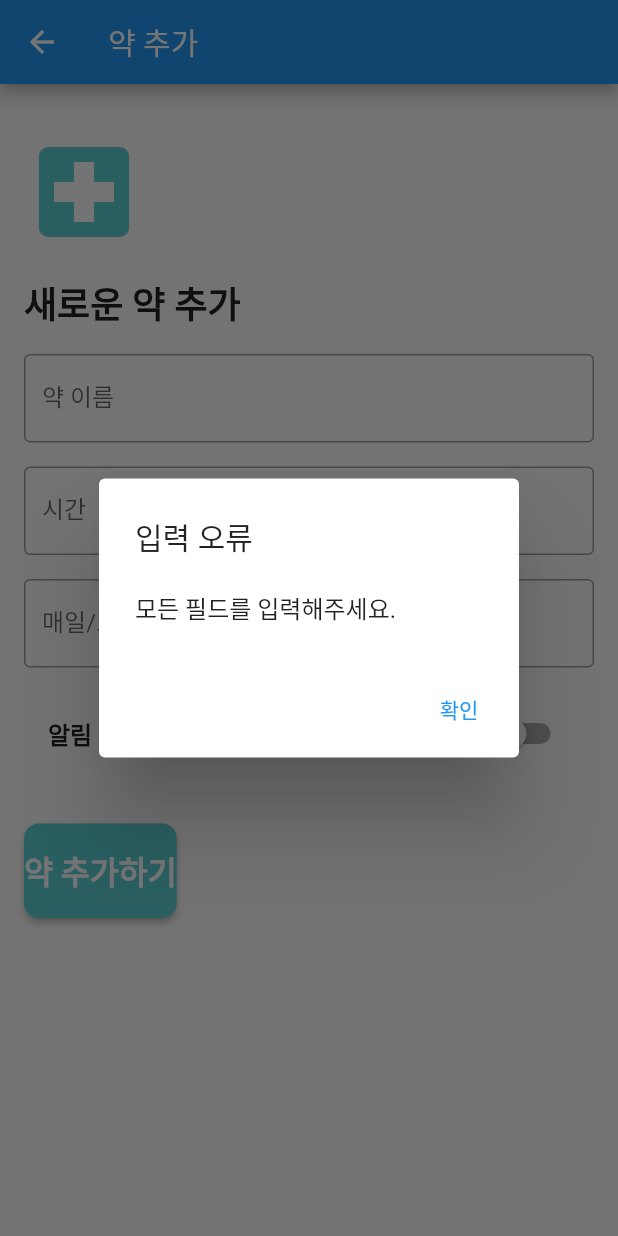
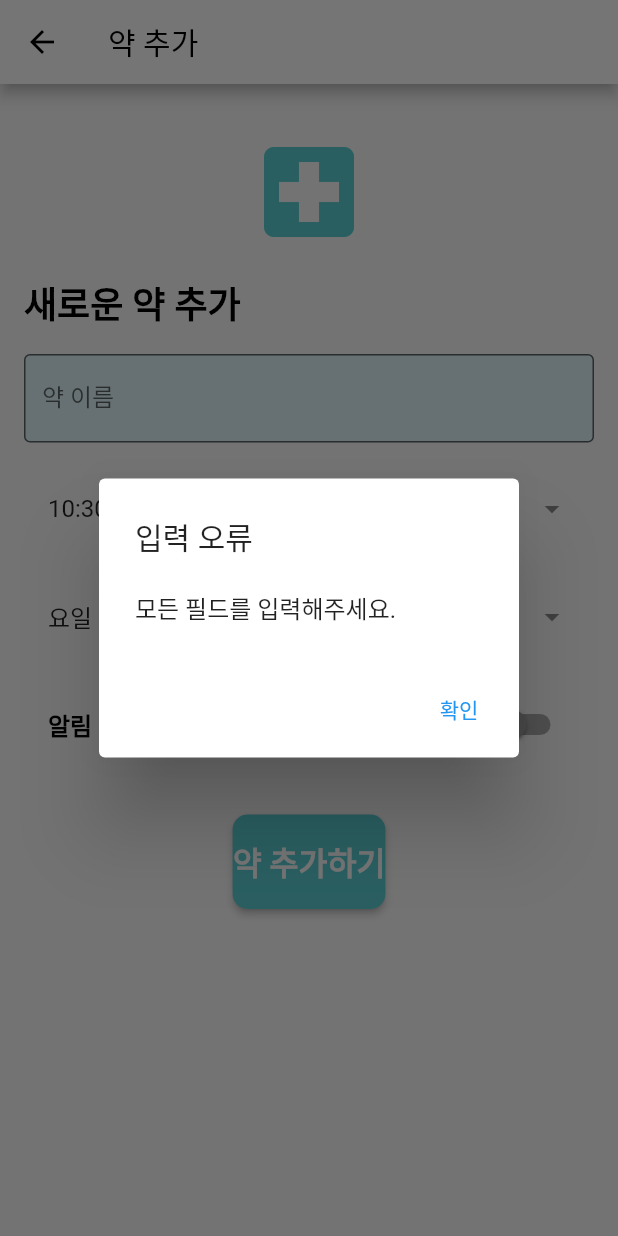
Before and after one commit to kumoh-lni/apayo-front, a Flutter app: the AddMedicationPage screen opened directly, after a tap on "약 추가하기", on a phone screen of 412 x 824 dp. Run offline on Flutter 3.47's test engine with Material 2 defaults, Android fonts, the phone set to English and light mode, and no system bars; our stand-ins replace google_maps_flutter, location.

Commit message:
0516, 복용약 추가 구현 완료

```diff
--- a/lib/alarm_page.dart
+++ b/lib/alarm_page.dart
@@ -6,10 +6,7 @@ class AlarmPage extends StatefulWidget {
 }
 
 class _AlarmPageState extends State<AlarmPage> {
-  List<Medication> medications = [
-    Medication('약 이름 1', '10:00', '매일', true),
-    Medication('약 이름 2', '14:30', '월,수,금', false),
-  ];
+  List<Medication> medications = [];
 
   @override
   Widget build(BuildContext context) {
@@ -143,6 +140,7 @@ class _AlarmPageState extends State<AlarmPage> {
             }
           },
           child: Icon(Icons.add),
+          backgroundColor: Color(0xff5CCFD4), // Change the color here
         ),
       ),
     );
@@ -272,26 +270,69 @@ class AddMedicationPage extends StatefulWidget {
 
 class _AddMedicationPageState extends State<AddMedicationPage> {
   String name = '';
-  String time = '';
-  String days = '';
+  TimeOfDay time = TimeOfDay.now();
+  List<String> days = [];
   bool isOn = false;
+
+  void selectTime(BuildContext context) async {
+    final TimeOfDay? picked = await showTimePicker(
+      context: context,
+      initialTime: TimeOfDay.now(),
+    );
+    if (picked != null && picked != time)
+      setState(() {
+        time = picked;
+      });
+  }
+
+  void selectDays(BuildContext context) {
+    showDialog(
+      context: context,
+      builder: (BuildContext context) {
+        return AlertDialog(
+          title: Text('요일 선택'),
+          content: MultiSelectChip(
+            allDays: ["월", "화", "수", "목", "금", "토", "일"],
+            selectedDays: days,
+            onSelectionChanged: (selectedList) {
+              setState(() {
+                days = selectedList;
+              });
+            },
+          ),
+          actions: [
+            TextButton(
+              onPressed: () {
+                Navigator.pop(context);
+              },
+              child: Text('확인'),
+            ),
+          ],
+        );
+      },
+    );
+  }
 
   @override
   Widget build(BuildContext context) {
     return Scaffold(
       appBar: AppBar(
-        title: Text('약 추가'),
+        title: Text('약 추가', style: TextStyle(color: Colors.black)),
+        backgroundColor: Colors.white,
+        iconTheme: IconThemeData(color: Colors.black),
       ),
-      body: Padding(
+      body: SingleChildScrollView(
         padding: EdgeInsets.all(16.0),
         child: Column(
           crossAxisAlignment: CrossAxisAlignment.start,
           children: [
             SizedBox(height: 16.0),
-            Icon(
+            Center(
+              child: Icon(
                 Icons.local_hospital,
                 size: 80.0,
                 color: Color(0xff5CCFD4),
+              ),
             ),
             SizedBox(height: 16.0),
             Text(
@@ -299,6 +340,7 @@ class _AddMedicationPageState extends State<AddMedicationPage> {
               style: TextStyle(
                 fontSize: 24.0,
                 fontWeight: FontWeight.bold,
+                color: Colors.black,
               ),
             ),
             SizedBox(height: 16.0),
@@ -311,31 +353,21 @@ class _AddMedicationPageState extends State<AddMedicationPage> {
               decoration: InputDecoration(
                 labelText: '약 이름',
                 border: OutlineInputBorder(),
+                fillColor: Color(0xffe0f7fa),
+                filled: true,
               ),
             ),
             SizedBox(height: 16.0),
-            TextField(
-              onChanged: (value) {
-                setState(() {
-                  time = value;
-                });
-              },
-              decoration: InputDecoration(
-                labelText: '시간',
-                border: OutlineInputBorder(),
-              ),
+            ListTile(
+              title: Text(time == null ? '시간 선택' : time.format(context)),
+              trailing: Icon(Icons.arrow_drop_down),
+              onTap: () => selectTime(context),
             ),
             SizedBox(height: 16.0),
-            TextField(
-              onChanged: (value) {
-                setState(() {
-                  days = value;
-                });
-              },
-              decoration: InputDecoration(
-                labelText: '매일/요일',
-                border: OutlineInputBorder(),
-              ),
+            ListTile(
+              title: Text(days.isEmpty ? '요일 선택' : days.join(', ')),
+              trailing: Icon(Icons.arrow_drop_down),
+              onTap: () => selectDays(context),
             ),
             SizedBox(height: 16.0),
             SwitchListTile(
@@ -344,6 +376,7 @@ class _AddMedicationPageState extends State<AddMedicationPage> {
                 style: TextStyle(
                   fontSize: 16.0,
                   fontWeight: FontWeight.bold,
+                  color: Colors.black,
                 ),
               ),
               value: isOn,
@@ -352,12 +385,17 @@ class _AddMedicationPageState extends State<AddMedicationPage> {
                   isOn = value;
                 });
               },
+              activeColor: Color(0xff5CCFD4),
+              inactiveThumbColor: Colors.grey,
             ),
             SizedBox(height: 32.0),
-            ElevatedButton(
+            Center(
+              child: ElevatedButton(
                 onPressed: () {
-                if (name.isNotEmpty && time.isNotEmpty && days.isNotEmpty) {
-                  Medication medication = Medication(name, time, days, isOn);
+                  if (name.isNotEmpty && time != null && days.isNotEmpty) {
+                    String formattedTime = "${time.hour}:${time.minute}";
+                    String joinedDays = days.join(', ');
+                    Medication medication = Medication(name, formattedTime, joinedDays, isOn);
                     Navigator.pop(context, medication);
                   } else {
                     showDialog(
@@ -389,8 +427,9 @@ class _AddMedicationPageState extends State<AddMedicationPage> {
                 child: Text(
                   '약 추가하기',
                   style: TextStyle(
-                  fontSize:21.0,
+                    fontSize: 21.0,
                     fontWeight: FontWeight.bold,
+                  ),
                 ),
               ),
             ),
@@ -400,3 +439,49 @@ class _AddMedicationPageState extends State<AddMedicationPage> {
     );
   }
 }
+
+class MultiSelectChip extends StatefulWidget {
+  final List<String> allDays;
+  final List<String> selectedDays;
+  final Function(List<String>) onSelectionChanged;
+
+  MultiSelectChip({required this.allDays, required this.selectedDays, required this.onSelectionChanged});
+
+  @override
+  _MultiSelectChipState createState() => _MultiSelectChipState();
+}
+
+class _MultiSelectChipState extends State<MultiSelectChip> {
+  List<String> selectedChoices = [];
+
+  _buildChoiceList() {
+    List<Widget> choices = [];
+
+    widget.allDays.forEach((item) {
+      choices.add(Container(
+        padding: const EdgeInsets.all(2.0),
+        child: ChoiceChip(
+          label: Text(item),
+          selected: widget.selectedDays.contains(item),
+          onSelected: (selected) {
+            setState(() {
+              widget.selectedDays.contains(item)
+                  ? widget.selectedDays.remove(item)
+                  : widget.selectedDays.add(item);
+              widget.onSelectionChanged(widget.selectedDays);
+            });
+          },
+        ),
+      ));
+    });
+
+    return choices;
+  }
+
+  @override
+  Widget build(BuildContext context) {
+    return Wrap(
+      children: _buildChoiceList(),
+    );
+  }
+}
--- a/pubspec.yaml
+++ b/pubspec.yaml
@@ -36,6 +36,7 @@ dependencies:
   http: ^0.13.3
   firebase_core: ^1.10.6
   firebase_messaging: ^10.0.9
+
 
   # The following adds the Cupertino Icons font to your application.
   # Use with the CupertinoIcons class for iOS style icons.
```
Also changed, not shown: 1 other file. Lines whose indentation alone changed are shown as unchanged.
